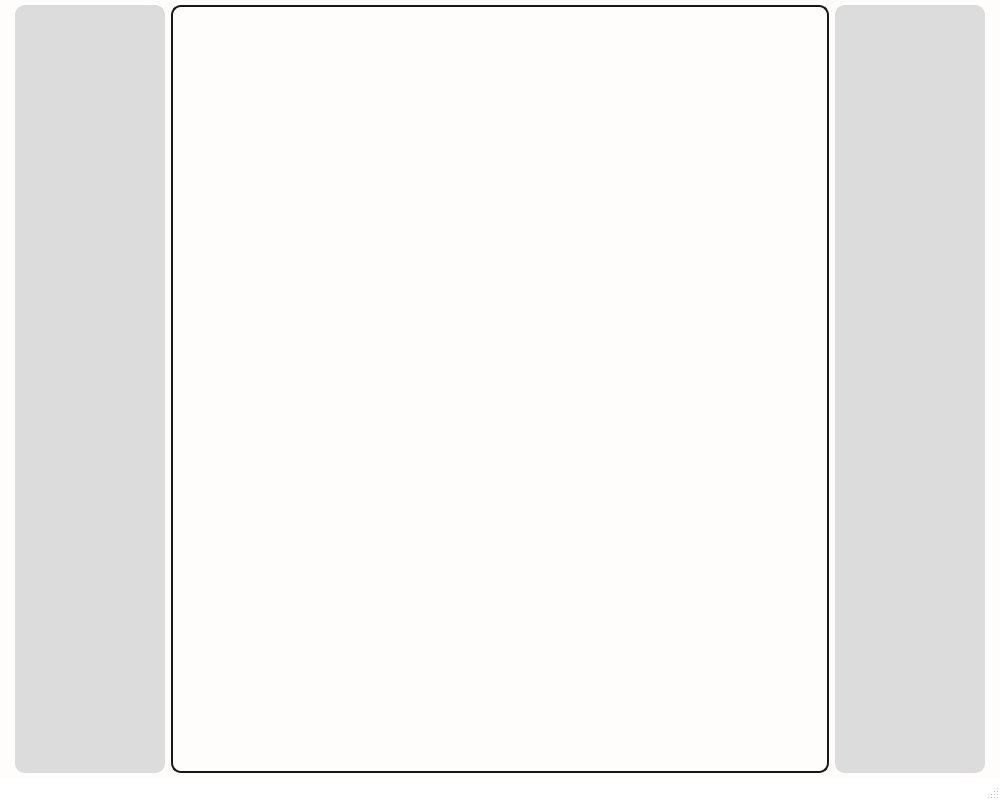
aquilesC/NanoCETPy, file NanoCETPy/views/GUI/Sequential_Main_Window.ui: the form before one commit.
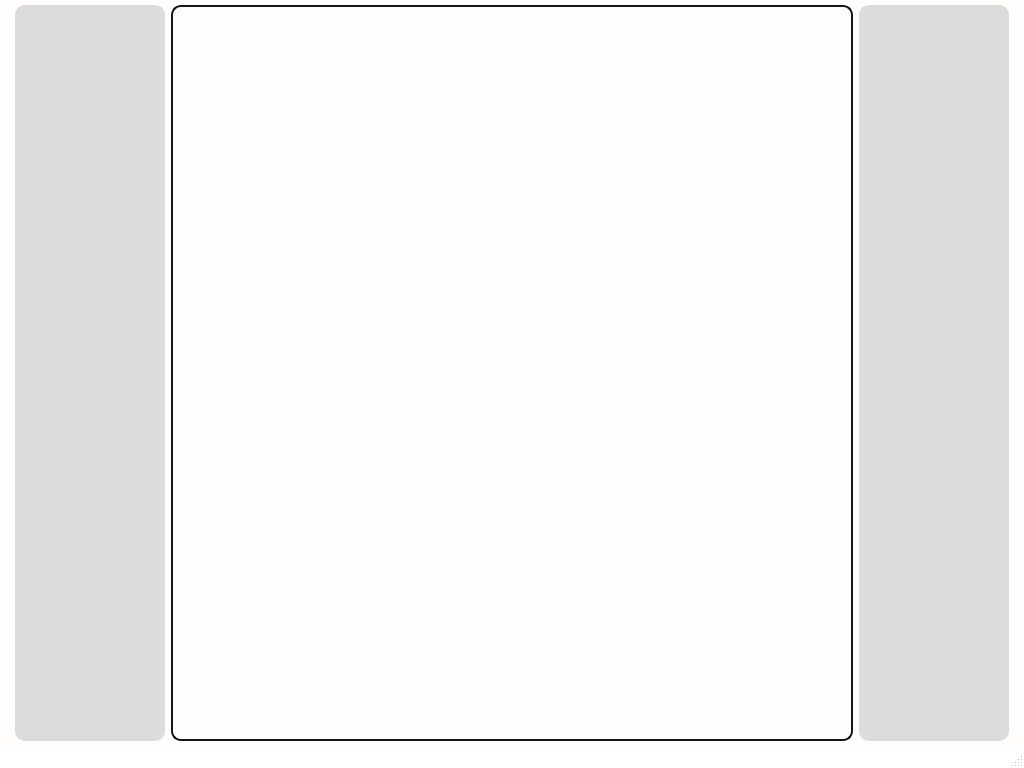
The form after the commit.

Commit message: Able to maximize, avoid problems with high DPI on windows, preserving config data

The edit to the form file:
```diff
--- a/NanoCETPy/views/GUI/Sequential_Main_Window.ui
+++ b/NanoCETPy/views/GUI/Sequential_Main_Window.ui
@@ -6,14 +6,26 @@
    <rect>
     <x>0</x>
     <y>0</y>
-    <width>1000</width>
-    <height>800</height>
+    <width>1024</width>
+    <height>768</height>
    </rect>
   </property>
+  <property name="sizePolicy">
+   <sizepolicy hsizetype="Preferred" vsizetype="Preferred">
+    <horstretch>0</horstretch>
+    <verstretch>0</verstretch>
+   </sizepolicy>
+  </property>
+  <property name="minimumSize">
+   <size>
+    <width>0</width>
+    <height>0</height>
+   </size>
+  </property>
   <property name="maximumSize">
    <size>
-    <width>1800</width>
-    <height>1800</height>
+    <width>16777215</width>
+    <height>16777215</height>
    </size>
   </property>
   <property name="font">
```
Left out of the diff: 4 changed lines with no effect on the pictures. The commit also changes 3 other files.
